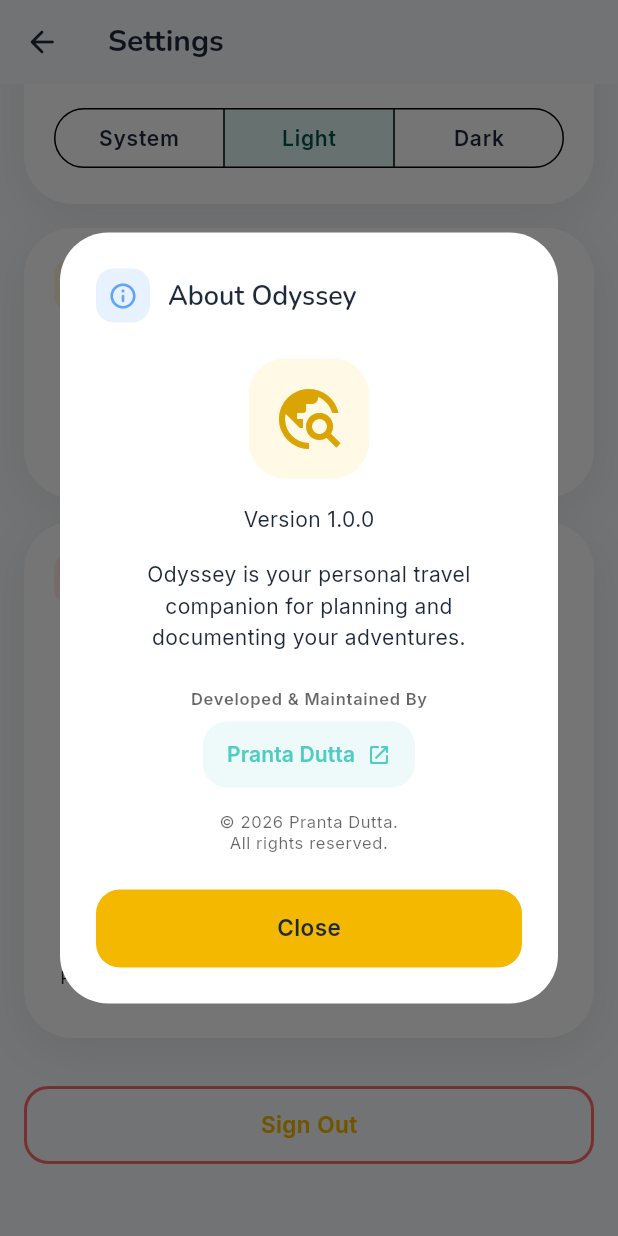
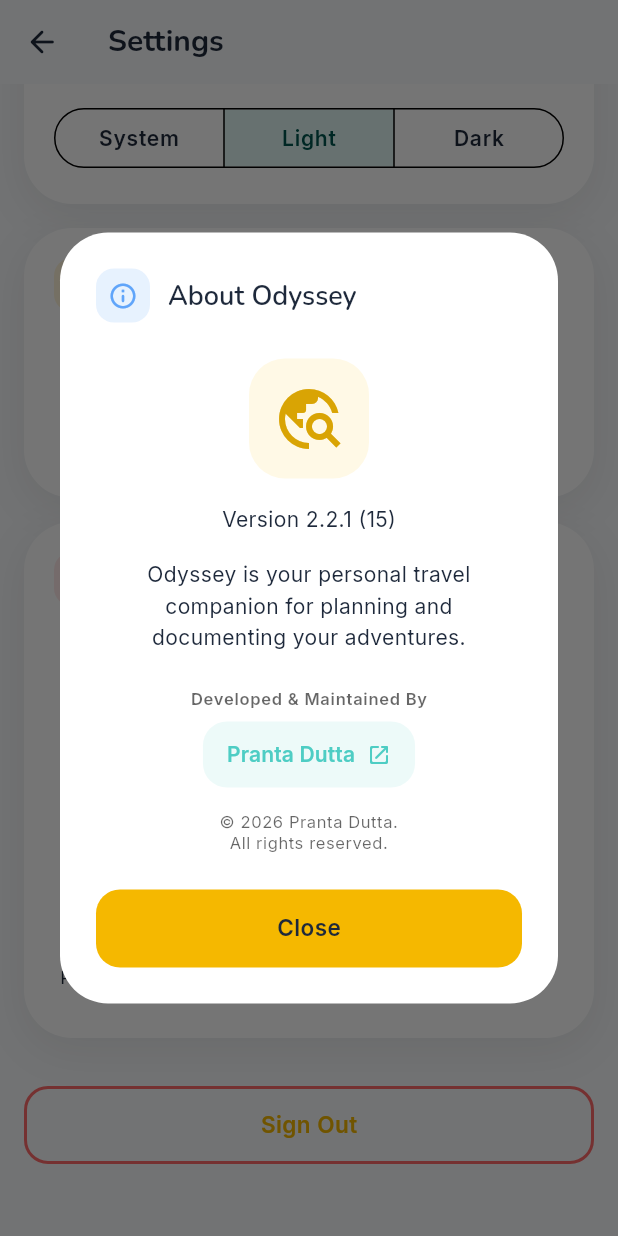
Before and after one commit to theprantadutta/odyssey, a Flutter app: the SettingsScreen screen opened by its route, scrolled down 954 dp, after a tap on "App Version", on a phone screen of 412 x 824 dp. Run offline on Flutter 3.47's test engine with Material 3 defaults, Android fonts, the phone set to English and light mode, and no system bars; our stand-ins replace cached_network_image, connectivity_plus, dio, drift, equatable, file_picker and 26 more; missing offline and left inert: app_tracking_transparency, flutter_map_marker_cluster, in_app_purchase_android, in_app_update, pdfx; accounts and stored records are empty; generated files the repository leaves out were written again; network calls fail.

Commit message:
Bump to 2.2.1+15 and read the version from the bundle
Settings and the About dialog printed a hardcoded _appVersion constant.
Nothing tied it to pubspec, so it still said 1.0.0 while the app shipped
2.2.0 - fourteen builds telling users the wrong version, and useless for
working out what someone is actually running.

Read it from the bundle with package_info_plus instead, and show the
build number alongside it: "2.2.1 (15)". Version reports are worth
nothing without the build.

```diff
--- /dev/null
+++ b/lib/src/core/providers/app_version_provider.dart
@@ -0,0 +1,15 @@
+import 'package:package_info_plus/package_info_plus.dart';
+import 'package:riverpod_annotation/riverpod_annotation.dart';
+
+part 'app_version_provider.g.dart';
+
+/// The running build's version and build number, e.g. "2.2.1 (15)".
+///
+/// Read from the bundle rather than written down. A hardcoded constant had the app
+/// telling users it was 1.0.0 while it shipped 2.2.0: nothing made it follow
+/// pubspec, so it silently rotted across fourteen releases.
+@Riverpod(keepAlive: true)
+Future<String> appVersion(Ref ref) async {
+  final info = await PackageInfo.fromPlatform();
+  return '${info.version} (${info.buildNumber})';
+}
--- a/lib/src/features/settings/presentation/screens/settings_screen.dart
+++ b/lib/src/features/settings/presentation/screens/settings_screen.dart
@@ -12,6 +12,7 @@ import '../../../../common/theme/app_typography.dart';
 import '../../../../common/theme/theme_provider.dart';
 import '../../../../common/widgets/custom_button.dart';
 import '../../../../common/widgets/form_section_card.dart';
+import '../../../../core/providers/app_version_provider.dart';
 import '../../../../core/providers/connectivity_provider.dart';
 import '../../../../core/router/app_router.dart';
 import '../../../auth/presentation/providers/auth_provider.dart';
@@ -32,7 +33,8 @@ class SettingsScreen extends ConsumerStatefulWidget {
 }
 
 class _SettingsScreenState extends ConsumerState<SettingsScreen> {
-  static const String _appVersion = '1.0.0';
+  /// Shown for the blink before the bundle's version resolves.
+  static const String _versionPlaceholder = '…';
 
   bool _isAddingSampleTrips = false;
   bool _isRemovingSampleTrips = false;
@@ -420,7 +422,7 @@ class _SettingsScreenState extends ConsumerState<SettingsScreen> {
     HapticFeedback.lightImpact();
     showAboutOdysseyDialog(
       context: context,
-      appVersion: _appVersion,
+      appVersion: ref.read(appVersionProvider).asData?.value ?? _versionPlaceholder,
     );
   }
 
@@ -442,6 +444,7 @@ class _SettingsScreenState extends ConsumerState<SettingsScreen> {
   @override
   Widget build(BuildContext context) {
     final authState = ref.watch(authProvider);
+    final appVersion = ref.watch(appVersionProvider);
     final eligibility = ref.watch(defaultTripsEligibilityProvider);
     final subscriptionState = ref.watch(subscriptionProvider);
     final themeMode = ref.watch(appThemeModeProvider);
@@ -678,7 +681,7 @@ class _SettingsScreenState extends ConsumerState<SettingsScreen> {
                 ),
                 SettingsTile(
                   title: 'App Version',
-                  subtitle: _appVersion,
+                  subtitle: appVersion.asData?.value ?? _versionPlaceholder,
                   onTap: _handleShowAbout,
                 ),
                 SettingsTile(
--- a/pubspec.yaml
+++ b/pubspec.yaml
@@ -3,7 +3,7 @@ description: "A new Flutter project."
 
 publish_to: 'none'
 
-version: 2.2.0+14
+version: 2.2.1+15
 
 environment:
   sdk: ^3.10.0
@@ -109,6 +109,7 @@ dependencies:
   app_tracking_transparency: ^2.0.6
 
   cupertino_icons: ^1.0.8
+  package_info_plus: ^10.2.1
 
 dev_dependencies:
   flutter_test:
```
Also changed, not shown: pubspec.lock.
